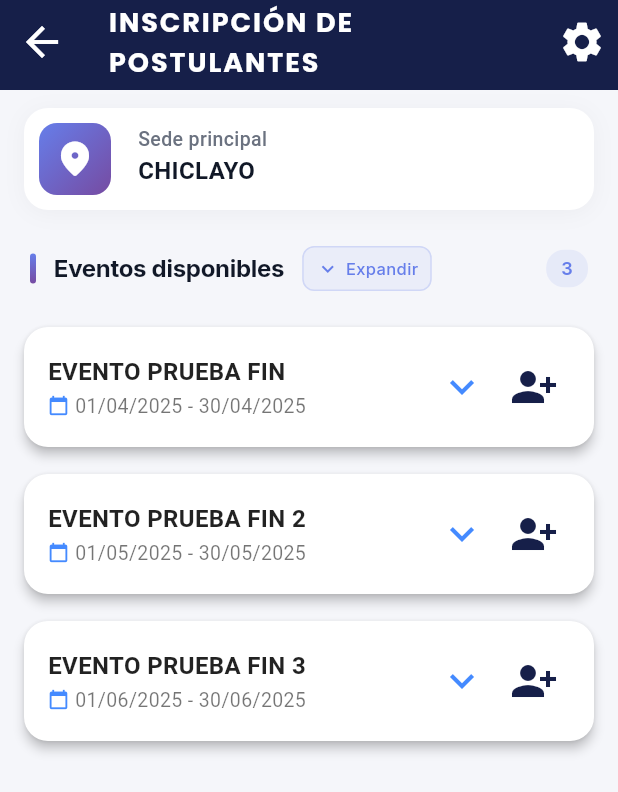
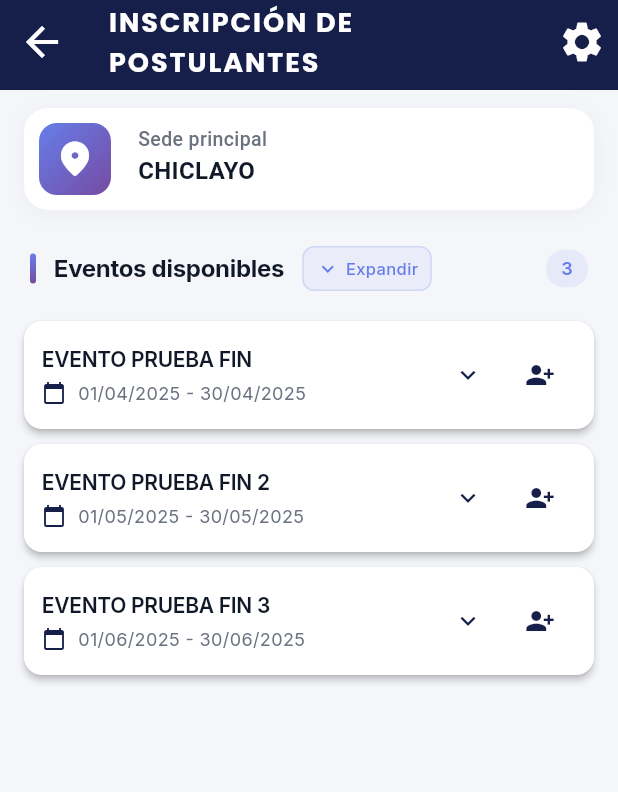
Before and after one commit to FabrizioOMG7/YoContrato, a Flutter app: the RegisterApplicantPage screen opened directly, after a tap on the "expand more" icon, after a tap on "Expandir", after a tap on "Comprimir", on a phone screen of 412 x 824 dp. Shown: the top 792 px of the screen. Run offline on Flutter 3.47's test engine with Material 3 defaults, Android fonts, the phone set to English and light mode, and no system bars; our stand-ins replace auto_size_text, bloc, equatable, flutter_bloc, google_fonts.

Commit message:
cambios en gestión de contratos 3.0
vamos poco a poco

```diff
--- a/lib/presentation/widgets/event/event_card.dart
+++ b/lib/presentation/widgets/event/event_card.dart
@@ -1,11 +1,10 @@
 import 'package:flutter/material.dart';
+import 'package:google_fonts/google_fonts.dart';
 import '../../../domain/entities/event.dart';
 
 class EventCard extends StatefulWidget {
   final Event event;
   final VoidCallback onRegister;
-
-  // Nuevos parámetros opcionales para control externo
   final bool? isExpanded;
   final VoidCallback? onToggleExpansion;
 
@@ -24,55 +23,37 @@ class EventCard extends StatefulWidget {
 class _EventCardState extends State<EventCard> {
   bool _internalExpanded = false;
 
-  /// Determina si la card está expandida basándose en control externo o interno
-  bool get _isExpanded {
-    return widget.isExpanded ?? _internalExpanded;
-  }
+  bool get _isExpanded => widget.isExpanded ?? _internalExpanded;
 
-  /// Maneja el toggle de expansión considerando control externo o interno
   void _handleToggleExpansion() {
     if (widget.onToggleExpansion != null) {
-      // Si hay control externo, usar ese callback
       widget.onToggleExpansion!();
     } else {
-      // Si no hay control externo, usar estado interno
-      setState(() {
-        _internalExpanded = !_internalExpanded;
-      });
-    }
-  }
-
-  /// Detecta cambios en el control externo y sincroniza si es necesario
-  @override
-  void didUpdateWidget(EventCard oldWidget) {
-    super.didUpdateWidget(oldWidget);
-
-    // Si cambió de control externo a interno o viceversa, resetear estado interno
-    if ((oldWidget.isExpanded == null) != (widget.isExpanded == null)) {
-      _internalExpanded = false;
+      setState(() => _internalExpanded = !_internalExpanded);
     }
   }
 
   @override
   Widget build(BuildContext context) {
     final isDarkMode = Theme.of(context).brightness == Brightness.dark;
-    final textColor = isDarkMode ? Colors.white : Colors.black87;
-    final secondaryColor = isDarkMode ? Colors.white70 : Colors.black54;
+    final textColor = isDarkMode ? Colors.white : const Color(0xFF111827);
+    final secondaryColor = isDarkMode ? Colors.white70 : const Color(0xFF6B7280);
 
     return AnimatedContainer(
       duration: const Duration(milliseconds: 200),
       curve: Curves.easeInOut,
       child: Card(
-        margin: const EdgeInsets.symmetric(vertical: 8),
-        shape: RoundedRectangleBorder(borderRadius: BorderRadius.circular(16)),
-        elevation: 3,
+        margin: const EdgeInsets.symmetric(vertical: 4),
+        shape: RoundedRectangleBorder(
+          borderRadius: BorderRadius.circular(12),
+        ),
+        elevation: 2,
         color: isDarkMode ? const Color(0xFF1B254B) : Colors.white,
         child: Padding(
-          padding: const EdgeInsets.all(16),
+          padding: const EdgeInsets.all(12),
           child: Column(
             crossAxisAlignment: CrossAxisAlignment.start,
             children: [
-              // Cabecera principal
               Row(
                 children: [
                   Expanded(
@@ -81,25 +62,26 @@ class _EventCardState extends State<EventCard> {
                       children: [
                         Text(
                           widget.event.nombre,
-                          style: TextStyle(
-                            fontWeight: FontWeight.bold,
-                            fontSize: 16,
+                          style: GoogleFonts.inter(
+                            fontSize: 14,
+                            fontWeight: FontWeight.w600,
                             color: textColor,
+                            letterSpacing: -0.2,
                           ),
                         ),
-                        const SizedBox(height: 2),
+                        const SizedBox(height: 4),
                         Row(
                           children: [
-                            const Icon(
+                            Icon(
                               Icons.calendar_today,
-                              size: 14,
-                              color: Colors.blueAccent,
+                              size: 16,
+                              color: Theme.of(context).primaryColor,
                             ),
-                            const SizedBox(width: 4),
+                            const SizedBox(width: 8),
                             Text(
                               widget.event.fecha,
-                              style: TextStyle(
-                                fontSize: 13,
+                              style: GoogleFonts.inter(
+                                fontSize: 12,
                                 color: secondaryColor,
                               ),
                             ),
@@ -108,122 +90,143 @@ class _EventCardState extends State<EventCard> {
                       ],
                     ),
                   ),
-                  // Botón de expansión con animación mejorada
                   IconButton(
                     icon: AnimatedRotation(
                       turns: _isExpanded ? 0.5 : 0,
                       duration: const Duration(milliseconds: 200),
                       child: Icon(
-                        Icons.expand_more, // Usar siempre expand_more para consistencia
-                        color: Colors.blueAccent,
+                        Icons.expand_more,
+                        color: Theme.of(context).primaryColor,
+                        size: 20,
                       ),
                     ),
                     onPressed: _handleToggleExpansion,
                     tooltip: _isExpanded ? 'Ocultar detalles' : 'Ver detalles',
+                    padding: const EdgeInsets.all(8),
+                    constraints: const BoxConstraints(
+                      minWidth: 32,
+                      minHeight: 32,
+                    ),
                   ),
-                  // Botón de registro
                   IconButton(
                     icon: Icon(
                       Icons.person_add_alt_1,
                       color: Theme.of(context).primaryColor,
+                      size: 20,
                     ),
                     onPressed: widget.onRegister,
                     tooltip: 'Registrar postulante',
+                    padding: const EdgeInsets.all(8),
+                    constraints: const BoxConstraints(
+                      minWidth: 32,
+                      minHeight: 32,
+                    ),
                   ),
                 ],
               ),
-
-              // Información expandida con animación suave
-              AnimatedCrossFade(
-                firstChild: const SizedBox.shrink(),
-                secondChild: Column(
-                  children: [
-                    const Divider(height: 20),
-                    Padding(
-                      padding: const EdgeInsets.only(top: 4),
-                      child: Column(
-                        crossAxisAlignment: CrossAxisAlignment.start,
-                        children: [
-                          // Sede
-                          Row(
-                            children: [
-                              const Icon(
-                                Icons.location_on,
-                                size: 16,
-                                color: Colors.blueAccent,
-                              ),
-                              const SizedBox(width: 4),
-                              Expanded(
-                                child: Text(
-                                  widget.event.sede,
-                                  style: TextStyle(
-                                    fontWeight: FontWeight.w500,
-                                    color: textColor,
-                                  ),
-                                ),
-                              ),
-                            ],
-                          ),
-                          const SizedBox(height: 10),
-                          // Área/Cargo
-                          Row(
-                            children: [
-                              Expanded(
-                                child: Text(
-                                  'AREA/CARGO: ${widget.event.areaCargo}',
-                                  style: TextStyle(color: secondaryColor),
-                                ),
-                              ),
-                            ],
-                          ),
-                          const SizedBox(height: 6),
-                          Row(
-                            children: [
-                              Expanded(
-                                child: Text(
-                                  'CULTIVO: ${widget.event.cultivo}',
-                                  style: TextStyle(color: secondaryColor),
-                                ),
-                              ),
-                              Expanded(
-                                child: Text(
-                                  'T.YOCONTRATO: ${widget.event.tipoYoContrato.toUpperCase()}',
-                                  style: TextStyle(color: secondaryColor),
-                                ),
-                              ),
-                            ],
-                          ),
-                          const SizedBox(height: 6),
-                          Row(
-                            children: [
-                              Expanded(
-                                child: Text(
-                                  'REQUERIMIENTOS: ${widget.event.requerimientos}',
-                                  style: TextStyle(color: secondaryColor),
-                                ),
-                              ),
-                              Expanded(
-                                child: Text(
-                                  'AVANCE: ${widget.event.totalAvance}',
-                                  style: TextStyle(color: secondaryColor),
-                                ),
-                              ),
-                            ],
-                          ),
-                        ],
-                      ),
-                    ),
-                  ],
-                ),
-                crossFadeState: _isExpanded
-                    ? CrossFadeState.showSecond
-                    : CrossFadeState.showFirst,
-                duration: const Duration(milliseconds: 200),
-              ),
+              if (_isExpanded) ...[
+                const Divider(height: 16),
+                _buildExpandedContent(context),
+              ],
             ],
           ),
         ),
       ),
     );
   }
+
+  Widget _buildExpandedContent(BuildContext context) {
+    final isDarkMode = Theme.of(context).brightness == Brightness.dark;
+    final textColor = isDarkMode ? Colors.white70 : const Color(0xFF4B5563);
+
+    return Column(
+      crossAxisAlignment: CrossAxisAlignment.start,
+      children: [
+        _buildInfoRowNoIcon(
+          context,
+          label: 'SEDE',
+          value: widget.event.sede,
+          textColor: textColor,
+        ),
+        const SizedBox(height: 8),
+        _buildInfoRowNoIcon(
+          context,
+          label: 'AREA/CARGO',
+          value: widget.event.areaCargo,
+          textColor: textColor,
+        ),
+        const SizedBox(height: 8),
+        Row(
+          children: [
+            Expanded(
+              child: _buildInfoRowNoIcon(
+                context,
+                label: 'CULTIVO',
+                value: widget.event.cultivo,
+                textColor: textColor,
+              ),
+            ),
+            Expanded(
+              child: _buildInfoRowNoIcon(
+                context,
+                label: 'T.YOCONTRATO',
+                value: widget.event.tipoYoContrato.toUpperCase(),
+                textColor: textColor,
+              ),
+            ),
+          ],
+        ),
+        const SizedBox(height: 8),
+        Row(
+          children: [
+            Expanded(
+              child: _buildInfoRowNoIcon(
+                context,
+                label: 'REQUERIMIENTOS',
+                value: widget.event.requerimientos.toString(),
+                textColor: textColor,
+              ),
+            ),
+            Expanded(
+              child: _buildInfoRowNoIcon(
+                context,
+                label: 'AVANCE',
+                value: widget.event.totalAvance.toString(),
+                textColor: textColor,
+              ),
+            ),
+          ],
+        ),
+      ],
+    );
+  }
+
+  Widget _buildInfoRowNoIcon(
+    BuildContext context, {
+    required String label,
+    required String value,
+    required Color textColor,
+  }) {
+    return RichText(
+      text: TextSpan(
+        children: [
+          TextSpan(
+            text: '$label: ',
+            style: GoogleFonts.inter(
+              fontSize: 12,
+              fontWeight: FontWeight.w600,
+              color: textColor,
+            ),
+          ),
+          TextSpan(
+            text: value,
+            style: GoogleFonts.inter(
+              fontSize: 12,
+              color: textColor,
+            ),
+          ),
+        ],
+      ),
+    );
+  }
 }
```
Also changed, not shown: lib/presentation/widgets/modules/contracts/contract_card.dart (+91 -43 lines), lib/presentation/widgets/shared/cards/base_card.dart (+51 -53 lines).
